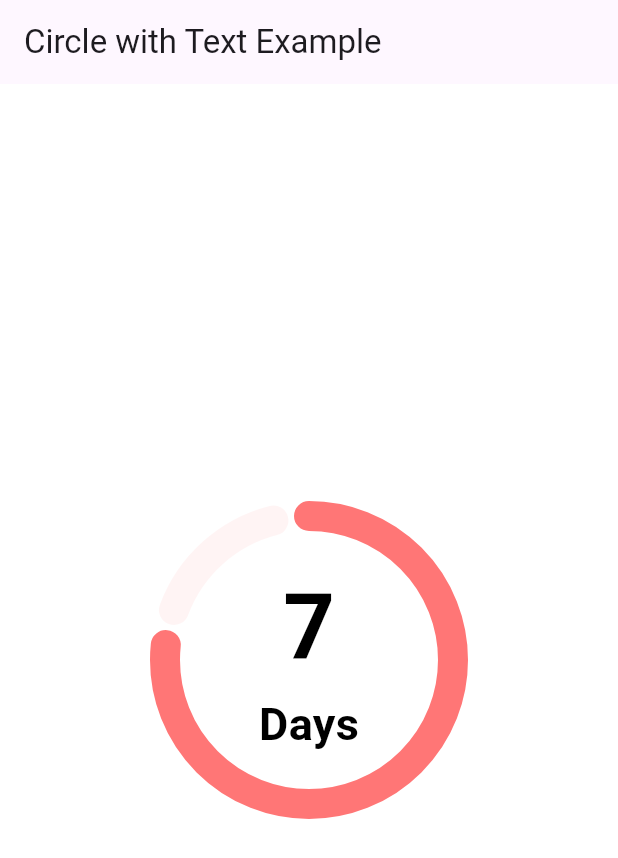
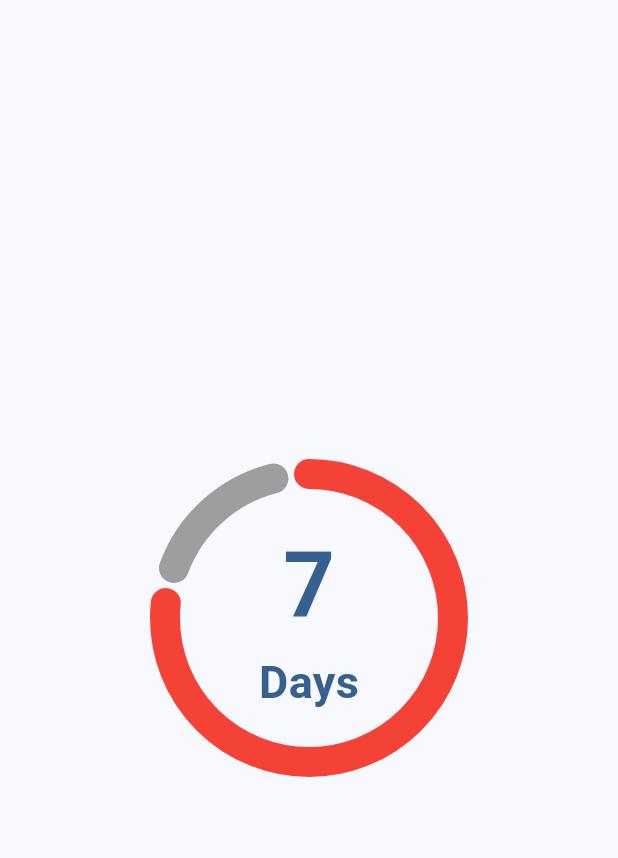
Before and after one commit to J-shw/Menstrudel, a Flutter app: the screen it shows after launch, on a phone screen of 412 x 824 dp. Shown: the top 858 px of the screen. Run offline on Flutter 3.47's test engine with Material 3 defaults, Android fonts, the phone set to English and light mode, and no system bars.

Commit message:
Added dark mode!

```diff
--- a/app/lib/main.dart
+++ b/app/lib/main.dart
@@ -14,21 +14,39 @@ class MainApp extends StatelessWidget {
     return MaterialApp(
 		theme: ThemeData(
 			useMaterial3: true,
-        primarySwatch: Colors.blue,
+			// Define your light color scheme
+			colorScheme: ColorScheme.fromSeed(
+				seedColor: Colors.blue, // A vibrant red for light mode progress
+				brightness: Brightness.light,
 			),
+			appBarTheme: const AppBarTheme(
+				backgroundColor: Colors.red, // Example app bar color for light theme
+				foregroundColor: Colors.white, // Text color for app bar
+			),
+		),
+      	darkTheme: ThemeData(
+			useMaterial3: true,
+			// Define your dark color scheme
+			colorScheme: ColorScheme.fromSeed(
+				seedColor: Colors.blue, // Using the same seed color helps maintain consistency
+				brightness: Brightness.dark,
+			),
+			appBarTheme: AppBarTheme(
+				backgroundColor: Colors.red[900], // Darker red for dark mode app bar
+				foregroundColor: Colors.white,
+			),
+		),
+		themeMode: ThemeMode.system,
 		home: Scaffold(
-        backgroundColor: Colors.white,
-        appBar: AppBar(
-          title: const Text('Circle with Text Example'),
-        ),
+			// backgroundColor: Colors.white,
 			body: const Center(
 			child: BasicProgressCircle(
 				currentValue: 7, // Example: 7 days left
 				maxValue: 30,  // Out of 30 days total
 				circleSize: 220,
 				strokeWidth: 20,
-            progressColor: Color.fromARGB(255, 255, 118, 118),
-            trackColor: Color.fromARGB(20, 255, 118, 118),
+				// progressColor: Color.fromARGB(255, 255, 118, 118),
+				// trackColor: Color.fromARGB(20, 255, 118, 118),
 			),
 			),
 		),
--- a/app/lib/widgets/days_counter_circle.dart
+++ b/app/lib/widgets/days_counter_circle.dart
@@ -71,6 +71,8 @@ class _BasicProgressCircleState extends State<BasicProgressCircle>
 
 @override
 Widget build(BuildContext context) {
+	final ColorScheme colorScheme = Theme.of(context).colorScheme;
+
 	return SizedBox(
 	width: widget.circleSize,
 	height: widget.circleSize,
@@ -93,18 +95,18 @@ class _BasicProgressCircleState extends State<BasicProgressCircle>
 			children: [
 			Text(
 				'${widget.currentValue}',
-                style: const TextStyle(
+				style: TextStyle(
 				fontSize: 60,
 				fontWeight: FontWeight.bold,
-                  color: Colors.black,
+				color: colorScheme.primary,
 				),
 			),
-              const Text(
+			Text(
 				'Days',
 				style: TextStyle(
 				fontSize: 30,
 				fontWeight: FontWeight.bold,
-                  color: Colors.black,
+				color: colorScheme.primary,
 				),
 			),
 			],
```
Lines whose indentation alone changed are shown as unchanged.
